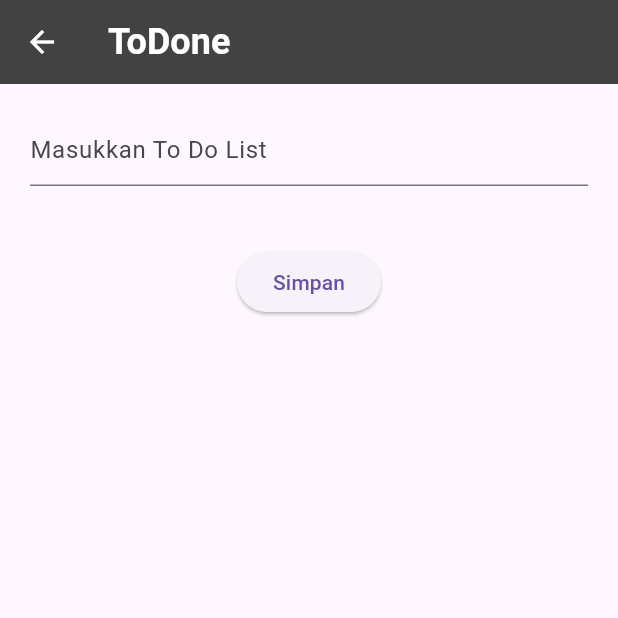
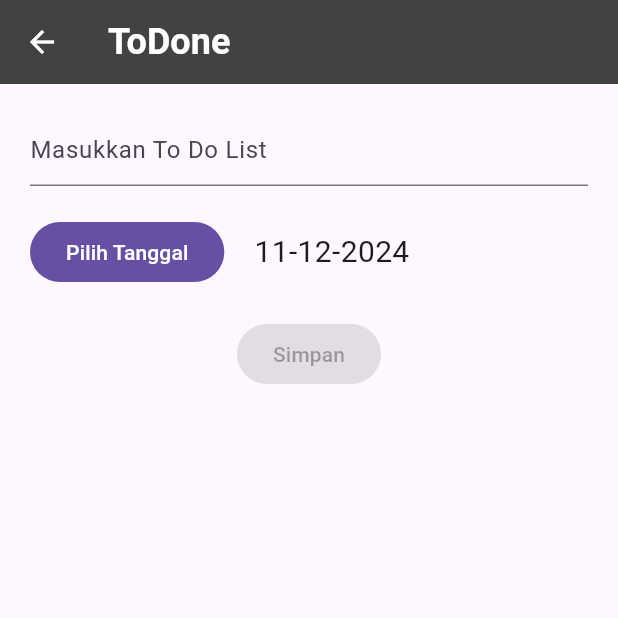
Before and after one commit to Ariyalex/ToDone, a Flutter app: the screen it shows after launch, after a tap on the "add" icon, on a phone screen of 412 x 824 dp, the top half of it. Run offline on Flutter 3.47's test engine with Material 3 defaults, Android fonts, the phone set to English and light mode, and no system bars; our stand-ins replace shared_preferences.

Commit message:
refactor AddList and EditList to manage date selection, enhance Todo item structure with date attribute, and update home screen to display dates

```diff
--- a/lib/add_list.dart
+++ b/lib/add_list.dart
@@ -1,10 +1,48 @@
 import 'package:flutter/material.dart';
 import 'package:to_do_list/data/list.dart';
 
-class AddList extends StatelessWidget {
+class AddList extends StatefulWidget {
+
+  const AddList ({super.key});
+
+  @override
+  State<AddList> createState() => _AddListState();
+}
+
+class _AddListState extends State<AddList> {
   final TextEditingController _controller = TextEditingController();
+  DateTime _selectedDate = DateTime.now();
+  bool _isButtonDisabled = true;
 
-  AddList ({super.key});
+  @override
+  void initState() {
+    super.initState();
+    _controller.addListener(_checkIfEmpty);
+  }
+
+  void _checkIfEmpty() {
+    setState(() {
+      _isButtonDisabled = _controller.text.isEmpty;
+    });
+  }
+
+  Future<void> _selectDate() async {
+    final DateTime? picked = await showDatePicker(
+      context: context,
+      initialDate:  _selectedDate,
+      firstDate: DateTime(2000),
+      lastDate: DateTime(2050),
+    );
+    if (picked != null && picked != _selectedDate) {
+      setState(() {
+        _selectedDate = picked;
+      });
+    }
+  }
+
+  String getFormattedDate(DateTime date) {
+    return "${date.day}-${date.month}-${date.year}";
+  }
 
   @override
   Widget build(BuildContext context) {
@@ -39,10 +77,31 @@ class AddList extends StatelessWidget {
             ),
           ),
           Padding(
+            padding: const EdgeInsets.symmetric(horizontal: 20),
+            child: Column(
+              mainAxisSize: MainAxisSize.min,
+              children: [
+                Row(
+                  children: [
+                    FilledButton(
+                      onPressed: () => _selectDate(),
+                      child: const Text('Pilih Tanggal'),
+                    ),
+                    const SizedBox(width: 20),
+                    Text(
+                      getFormattedDate(_selectedDate),
+                      style: const TextStyle(fontSize: 20),
+                      ),
+                  ],
+                ),
+              ],
+            ),
+          ),
+          Padding(
             padding: const EdgeInsets.all(20),
             child: ElevatedButton(
-              onPressed: () {
-                final newItem = Todolist(_controller.text);
+              onPressed: _isButtonDisabled ? null : () {
+                final newItem = Todolist(_controller.text, date: _selectedDate.toString());
                 Navigator.pop(context, newItem); // Pass new item back to HomeScreen
               },
               child: const Text('Simpan'),
--- a/lib/data/list.dart
+++ b/lib/data/list.dart
@@ -3,26 +3,30 @@ import 'package:shared_preferences/shared_preferences.dart';
 
 class Todolist {
   String listTodo;
+  String date;
   bool isDone;
 
-  Todolist(this.listTodo, {this.isDone = false});
+  Todolist(this.listTodo, {this.isDone = false, required String date})
+      : date = DateTime.parse(date).toIso8601String().split('T').first;
 
   static List<Todolist> todoList = [];
 
   set title(String title) {}
 
-  static void addTodoItem(String item) {
-    todoList.add(Todolist(item));
+  static void addTodoItem(String item, String date) {
+    todoList.add(Todolist(item, date: DateTime.parse(date).toIso8601String().split('T').first));
   }
 
   Map<String, dynamic> toJson() => {
     'listTodo': listTodo,
     'isDone': isDone,
+    'date': date,
   };
 
   static Todolist fromJson(Map<String, dynamic> json) => Todolist(
-    json['listTodo'],
-    isDone: json['isDone'],
+    json['listTodo'] ?? '',
+    isDone: json['isDone'] ?? false,
+    date: (json['date'] ?? '').split('T').first,
   );
 
   static Future<void> saveTodoList() async {
```
Also changed, not shown: lib/edit.dart (+33 -27 lines), lib/home_screen.dart (+25 -14 lines), lib/main.dart (line endings or trailing spaces).
